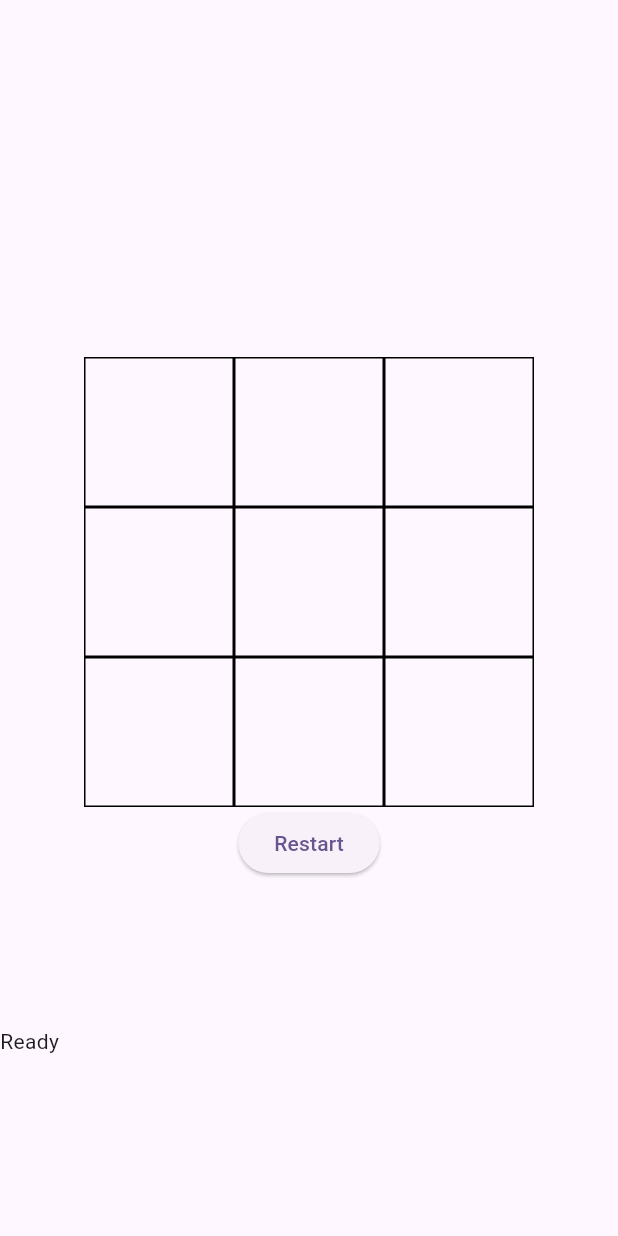
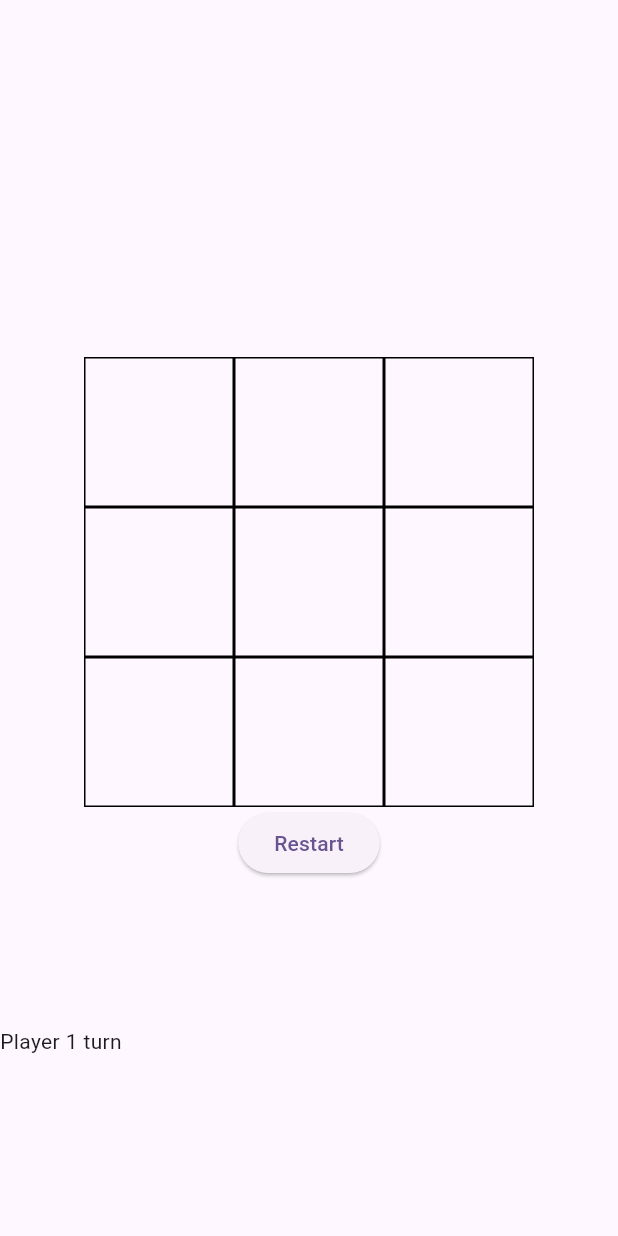
Before and after one commit to MichaelOliveiraBx/clicktactoe, a Flutter app: the screen it shows after launch, after a tap on "Restart", on a phone screen of 412 x 824 dp. Run offline on Flutter 3.47's test engine with Material 3 defaults, Android fonts, the phone set to English and light mode, and no system bars; our stand-ins replace flutter_riverpod, go_router, riverpod_annotation; generated files the repository leaves out were written again.

Commit message:
Fix status displayed handling

```diff
--- a/lib/modules/game/core/manager/GameState.dart
+++ b/lib/modules/game/core/manager/GameState.dart
@@ -16,6 +16,11 @@ sealed class GameState {
 
 class GameStateIdle extends GameState {
   GameStateIdle({super.table = const []});
+
+  @override
+  String toString() {
+    return 'GameStateIdle{table: $table}';
+  }
 }
 
 class GameStatePlaying extends GameState {
@@ -48,10 +53,10 @@ class GameStatePlaying extends GameState {
   }
 }
 
-class GameStateWinner extends GameState {
-  final GamePlayer playerWinner;
+class GameStateEnded extends GameState {
+  final GamePlayer? playerWinner;
 
-  GameStateWinner({required super.table, required this.playerWinner});
+  GameStateEnded({required super.table, this.playerWinner});
 
   @override
   String toString() {
--- a/lib/modules/game/core/manager/LocalGameStateManager.dart
+++ b/lib/modules/game/core/manager/LocalGameStateManager.dart
@@ -1,20 +1,17 @@
 import 'dart:async';
+import 'dart:developer' as developer;
 
 import 'package:async/async.dart';
 import 'package:clicktactoe/modules/game/core/manager/GameState.dart';
-import 'package:clicktactoe/modules/game/core/manager/GameStateManager.dart';
 import 'package:clicktactoe/modules/game/core/usecase/GetPlayerWinnerUseCase.dart';
 import 'package:clicktactoe/modules/game/interfaces/domain/GamePlayer.dart';
 import 'package:clicktactoe/modules/game/interfaces/domain/GamePoint.dart';
-import 'package:clicktactoe/modules/game/interfaces/domain/GamePointStatus.dart';
 import 'package:clicktactoe/modules/player/core/LocalPlayerHandler.dart';
-import 'package:flutter/material.dart';
-import 'package:flutter_riverpod/flutter_riverpod.dart';
 import 'package:riverpod_annotation/riverpod_annotation.dart';
-import 'dart:developer' as developer;
 
 part 'LocalGameStateManager.g.dart';
 
+@riverpod
 @Riverpod(keepAlive: true)
 class LocalGameStateManager extends _$LocalGameStateManager {
   final _player1Provider = localPlayerHandlerProvider("1");
@@ -23,14 +20,10 @@ class LocalGameStateManager extends _$LocalGameStateManager {
   CancelableOperation<void>? _playingTask;
 
   @override
-  GameState build(String key) {
+  GameState build() {
+    developer.log('BUILD', name: 'LocalGameStateManager');
     final player1Points = ref.watch(_player1Provider);
     final player2Points = ref.watch(_player2Provider);
-
-    // developer.log(
-    //   'BUILD player1Points:$player1Points player2Points:$player2Points',
-    //   name: 'LocalGameStateManager',
-    // );
 
     final playersPoints = _handlePlayerPoint(player1Points, player2Points);
 
@@ -38,11 +31,9 @@ class LocalGameStateManager extends _$LocalGameStateManager {
       getPlayerWinnerUseCaseProvider(player1Points, player2Points),
     );
 
-    // developer.log('BUILD winner:$winner', name: 'LocalGameStateManager');
-
-    if (winner != null) {
+    if (winner != null || playersPoints.length == 9) {
       stop();
-      return GameStateWinner(playerWinner: winner, table: playersPoints);
+      return GameStateEnded(playerWinner: winner, table: playersPoints);
     }
 
     developer.log('stateOrNull:$stateOrNull', name: 'LocalGameStateManager');
@@ -52,7 +43,8 @@ class LocalGameStateManager extends _$LocalGameStateManager {
     }
 
     ref.onDispose(() {
-      _playingTask?.cancel();
+      developer.log('onDispose', name: 'LocalGameStateManager');
+      stop();
     });
 
     return GameStateIdle();
@@ -61,7 +53,7 @@ class LocalGameStateManager extends _$LocalGameStateManager {
   void start() {
     state = GameStatePlaying.fromStart(GamePlayer.player1);
 
-    final player1 = ref.read(_player1Provider.notifier);
+    final player1 = ref.read(localPlayerHandlerProvider("1").notifier);
     final player2 = ref.read(_player2Provider.notifier);
 
     player1.restart();
@@ -72,8 +64,11 @@ class LocalGameStateManager extends _$LocalGameStateManager {
 
   @override
   void stop() {
-    ref.read(_player1Provider.notifier).stop();
-    ref.read(_player2Provider.notifier).stop();
+    final player1Notifier = ref.read(_player1Provider.notifier);
+    final player2Notifier = ref.read(_player2Provider.notifier);
+
+    player1Notifier.stop();
+    player2Notifier.stop();
 
     _playingTask?.cancel();
     _playingTask = null;
--- a/lib/modules/game/ui/GameScreen.dart
+++ b/lib/modules/game/ui/GameScreen.dart
@@ -18,11 +18,11 @@ class GameScreenUiState {
   GameScreenUiState({required this.message});
 }
 
-@riverpod
+@Riverpod()
 class GameScreenUiStateNotifier extends _$GameScreenUiStateNotifier {
   @override
   GameScreenUiState build() {
-    final gameState = ref.watch(localGameStateManagerProvider("main"));
+    final gameState = ref.watch(localGameStateManagerProvider);
     developer.log('BUILD gameState:$gameState', name: 'GameScreenUiStateNotifier');
     final message = switch (gameState) {
       GameStateIdle() => 'Ready',
@@ -30,7 +30,7 @@ class GameScreenUiStateNotifier extends _$GameScreenUiStateNotifier {
         GamePlayer.player1 => 'Player 1 turn',
         GamePlayer.player2 => 'Player 2 turn',
       },
-      GameStateWinner() => 'Winner: ${gameState.playerWinner}',
+      GameStateEnded() => 'Winner: ${gameState.playerWinner}',
     };
 
     return GameScreenUiState(message: message);
@@ -50,7 +50,7 @@ class GameScreen extends ConsumerWidget {
 
   @override
   Widget build(BuildContext context, WidgetRef ref) {
-    final state = ref.read(gameScreenUiStateNotifierProvider);
+    final state = ref.watch(gameScreenUiStateNotifierProvider);
     return Scaffold(
       body: Stack(
         children: [
--- a/lib/modules/game/ui/GameTableWidget.dart
+++ b/lib/modules/game/ui/GameTableWidget.dart
@@ -39,24 +39,7 @@ class GameTableUiState {
 class GameTableUiStateNotifier extends _$GameTableUiStateNotifier {
   @override
   GameTableUiState build() {
-    final gameState = ref.watch(localGameStateManagerProvider("main"));
-    switch (gameState) {
-      case GameStateIdle():
-        developer.log(
-          'BUILD GameStateIdle gameState:$gameState',
-          name: 'GameTableUiStateNotifier',
-        );
-      case GameStatePlaying():
-        developer.log(
-          'BUILD GameStatePlaying gameState:$gameState',
-          name: 'GameTableUiStateNotifier',
-        );
-      case GameStateWinner():
-        developer.log(
-          'BUILD GameStateWinner gameState:$gameState',
-          name: 'GameTableUiStateNotifier',
-        );
-    }
+    final gameState = ref.watch(localGameStateManagerProvider);
     final gameUiState = ref.read(getGameTableUiStateProvider(gameState));
     developer.log(
       'BUILD gameState:$gameState gameUiState:$gameUiState',
@@ -68,12 +51,12 @@ class GameTableUiStateNotifier extends _$GameTableUiStateNotifier {
 
   void onPointSelected(int row, int column) {
     ref
-        .read(localGameStateManagerProvider("main").notifier)
+        .read(localGameStateManagerProvider.notifier)
         .onPointSelected(GamePointCoordinates(x: row, y: column));
   }
 
   void restart() {
-    ref.read(localGameStateManagerProvider("main").notifier).start();
+    ref.read(localGameStateManagerProvider.notifier).start();
   }
 }
 
--- a/lib/modules/player/core/LocalPlayerHandler.dart
+++ b/lib/modules/player/core/LocalPlayerHandler.dart
@@ -54,7 +54,10 @@ class LocalPlayerHandler extends _$LocalPlayerHandler {
   }
 
   void stop() {
-    developer.log("Stop _currentMoveFuture:$_currentMoveFuture", name: "LocalPlayerHandler");
+    developer.log(
+      "Stop _currentMoveFuture:$_currentMoveFuture",
+      name: "LocalPlayerHandler",
+    );
     _currentMoveFuture?.complete();
     _currentMoveFuture = null;
   }
```
Also changed, not shown: lib/modules/game/core/manager/LocalGameStateManager.g.dart, lib/modules/game/ui/GameScreen.g.dart, lib/modules/game/ui/GameTableWidget.g.dart.
